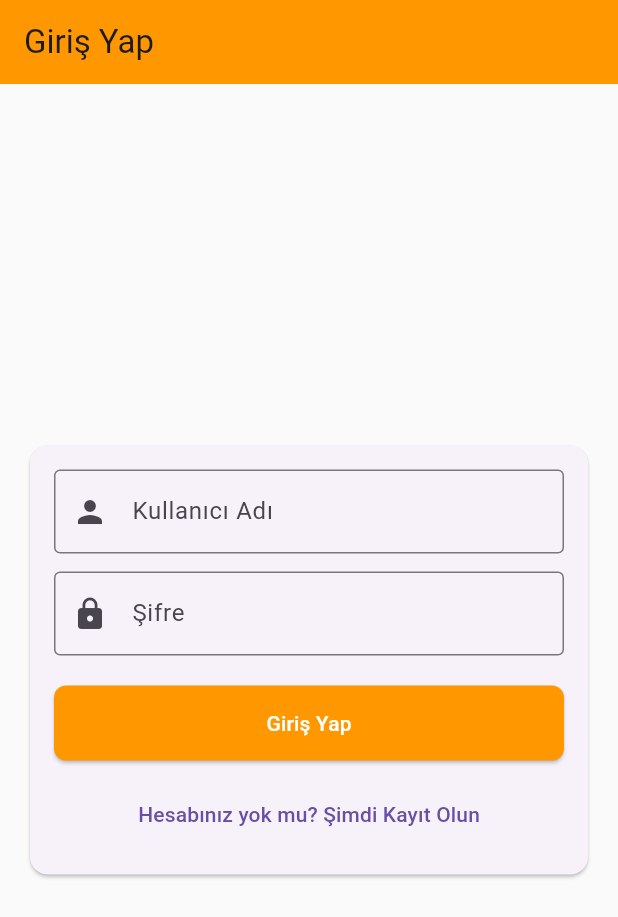
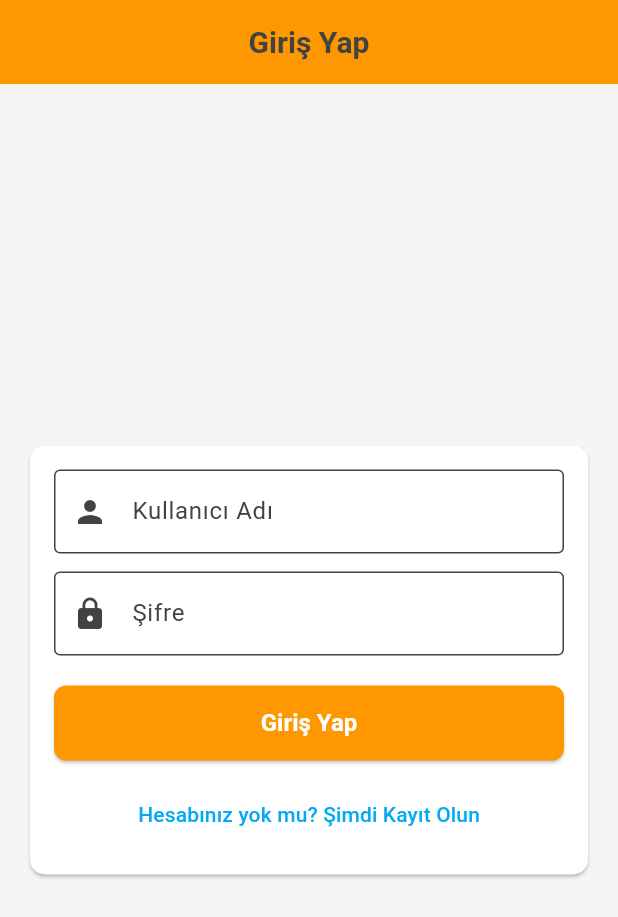
Before and after one commit to batuhanyeniocak/Echowolke, a Flutter app: the screen it shows after launch, on a phone screen of 412 x 824 dp. Shown: the top 917 px of the screen. Run offline on Flutter 3.47's test engine with Material 3 defaults, Android fonts, the phone set to English and light mode, and no system bars; our stand-ins replace audio_service, cached_network_image, cloud_firestore, file_picker, firebase_auth, firebase_core and 4 more; accounts and stored records are empty.

```diff
--- a/lib/main.dart
+++ b/lib/main.dart
@@ -17,8 +17,10 @@ import 'package:flutter_app/widgets/player_mini.dart';
 import 'package:rxdart/rxdart.dart';
 import 'screens/playlists_screen.dart';
 import 'screens/create_playlist_screen.dart';
-import 'screens/playlist_detail_screen.dart'; // Yeni: PlaylistDetailScreen import edildi
-import 'models/playlist.dart'; // Playlist modeli import edildi
+import 'screens/playlist_detail_screen.dart';
+import 'models/playlist.dart';
+import 'package:flutter_app/theme/app_theme.dart';
+import 'package:flutter_app/screens/splash_screen.dart';
 
 void main() async {
   WidgetsFlutterBinding.ensureInitialized();
@@ -57,12 +59,19 @@ class MyApp extends StatelessWidget {
   Widget build(BuildContext context) {
     return MaterialApp(
       title: 'Echowolke',
-      theme: ThemeData(
-        primarySwatch: Colors.orange,
-        scaffoldBackgroundColor: Colors.grey[50],
-        fontFamily: 'Roboto',
-      ),
-      home: StreamBuilder<User?>(
+      theme: AppTheme.lightTheme,
+      home: const SplashScreen(),
+      debugShowCheckedModeBanner: false,
+    );
+  }
+}
+
+class MainAppRouter extends StatelessWidget {
+  const MainAppRouter({super.key});
+
+  @override
+  Widget build(BuildContext context) {
+    return StreamBuilder<User?>(
       stream: FirebaseAuth.instance.authStateChanges(),
       builder: (context, snapshot) {
         if (snapshot.connectionState == ConnectionState.waiting) {
@@ -77,8 +86,6 @@ class MyApp extends StatelessWidget {
         }
         return const AuthScreen();
       },
-      ),
-      debugShowCheckedModeBanner: false,
     );
   }
 }
@@ -141,20 +148,16 @@ class _MainScreenState extends State<MainScreen> {
                       if (settings.name == '/') {
                         return MaterialPageRoute(builder: (context) => screen);
                       }
-                      // Playlist Rotası
                       if (settings.name == '/playlists') {
                         return MaterialPageRoute(
                             builder: (context) => const PlaylistsScreen());
                       }
-                      // CreatePlaylist Rotası
                       if (settings.name == '/createPlaylist') {
                         return MaterialPageRoute(
                             builder: (context) => const CreatePlaylistScreen());
                       }
-                      // PlaylistDetail Rotası
                       if (settings.name == '/playlistDetail') {
-                        final args = settings.arguments
-                            as Playlist; // Argüman olarak Playlist alıyoruz
+                        final args = settings.arguments as Playlist;
                         return MaterialPageRoute(
                             builder: (context) =>
                                 PlaylistDetailScreen(playlist: args));
--- a/pubspec.yaml
+++ b/pubspec.yaml
@@ -20,9 +20,11 @@ dependencies:
   cached_network_image: ^3.3.1
   cupertino_icons: ^1.0.6
   file_picker: ^8.0.0+1
+  image_picker: ^1.1.0
 
   # State Management
   provider: ^6.1.1
+  rxdart: ^0.27.7
 
   # Local Storage
   shared_preferences: ^2.2.2
@@ -34,13 +36,13 @@ dependencies:
   # Network & Utils
   http: ^1.1.2
   js: ^0.6.7
+  uuid: ^4.3.3
 
   # Ek paketler
   path_provider: ^2.1.2
   permission_handler: ^11.1.0
   flutter_easyloading: ^3.0.5
   just_audio_background: ^0.0.1-beta.17
-  image_picker: ^1.1.2
 
 dev_dependencies:
   flutter_test:
@@ -49,3 +51,5 @@ dev_dependencies:
 
 flutter:
   uses-material-design: true
+  assets:
+    - assets/images/echowolke_logo.png
```
Also changed, not shown: lib/screens/splash_screen.dart (added, +53 -0 lines), assets/images/echowolke_logo.png (added), pubspec.lock. Lines whose indentation alone changed are shown as unchanged.
